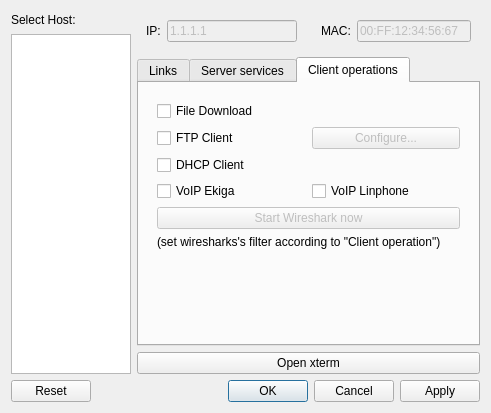
Old version of the form confHost.ui in the repository koppd/mt.
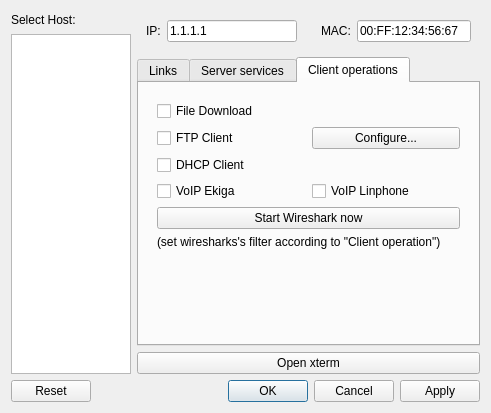
New version of the form. The open tabs and pages were chosen to show the change.

Commit message: Anzeige von IP und MAC sowie Xterm ausruf

Patch:
```diff
--- a/confHost.ui
+++ b/confHost.ui
@@ -34,11 +34,14 @@
       <item>
        <widget class="QLineEdit" name="leIP">
         <property name="enabled">
-         <bool>false</bool>
+         <bool>true</bool>
         </property>
         <property name="text">
          <string>1.1.1.1</string>
         </property>
+        <property name="readOnly">
+         <bool>true</bool>
+        </property>
        </widget>
       </item>
      </layout>
@@ -57,11 +60,14 @@
       <item>
        <widget class="QLineEdit" name="leMAC">
         <property name="enabled">
-         <bool>false</bool>
+         <bool>true</bool>
         </property>
         <property name="text">
          <string>00:FF:12:34:56:67</string>
         </property>
+        <property name="readOnly">
+         <bool>true</bool>
+        </property>
        </widget>
       </item>
      </layout>
@@ -306,7 +312,7 @@
           <item row="1" column="1">
            <widget class="QPushButton" name="pbSFTP">
             <property name="enabled">
-             <bool>false</bool>
+             <bool>true</bool>
             </property>
             <property name="text">
              <string>Configure...</string>
@@ -326,7 +332,7 @@
           <item row="4" column="0" colspan="2">
            <widget class="QPushButton" name="pbCWireshark">
             <property name="enabled">
-             <bool>false</bool>
+             <bool>true</bool>
             </property>
             <property name="text">
              <string>Start Wireshark now</string>
```
Left out of the diff: 8 changed lines with no effect on the pictures. The commit also changes 1 other file.
